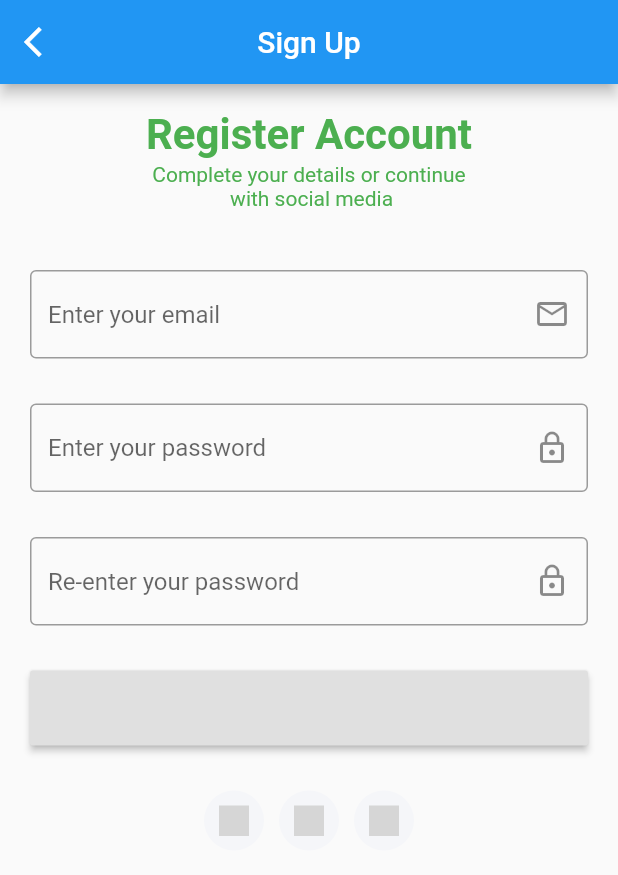
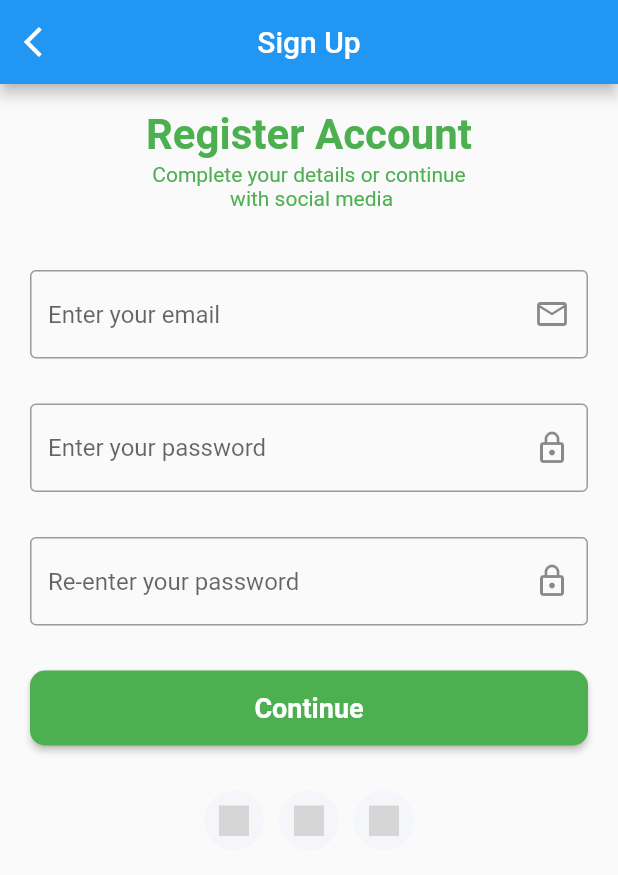
Before and after one commit to yangnguyenthuy/untitled, a Flutter app: the SignUpPage screen opened directly, on a phone screen of 412 x 824 dp. Shown: the top 875 px of the screen. Run offline on Flutter 3.47's test engine with Material 2 defaults, Android fonts, the phone set to English and light mode, and no system bars; our stand-ins replace convert, flutter_svg, flutter_tags, fluttertoast, shared_preferences; missing offline and left inert: dart:js; accounts and stored records are empty; grey boxes are pictures that could not be loaded.

Commit message:
1/4/2023

```diff
--- a/lib/main.dart
+++ b/lib/main.dart
@@ -1,6 +1,8 @@
 import 'package:flutter/material.dart';
+import 'package:untitled/cart/cartpage.dart';
 import 'package:untitled/detail/productpage.dart';
 import 'package:untitled/homepage/homepage.dart';
+import 'package:untitled/model/cart.dart';
 import 'package:untitled/signin/components/signin_form.dart';
 import 'package:untitled/signin/signinpage.dart';
 import 'package:untitled/splashpage.dart';
@@ -31,7 +33,7 @@ class MyApp extends StatelessWidget {
         // is not restarted.
         primarySwatch: Colors.blue,
       ),
-      home: HomePage(),//const MyHomePage(title: 'Flutter Demo Home Page'),
+      home: SignInPage(),//const MyHomePage(title: 'Flutter Demo Home Page'),
     );
   }
 }
--- a/lib/model/routes.dart
+++ b/lib/model/routes.dart
@@ -14,5 +14,5 @@ final Map<String, WidgetBuilder> routes = {
   SignUpPage.routeName: (context) => SignUpPage(),
   HomePage.routeName: (context) => HomePage(),
   ProductPage.routeName: (context) => ProductPage(),
-  //CartPa.routeName: (context) => SplashPage(),
+  CartPage.routeName: (context) => CartPage(),
 };
--- /dev/null
+++ b/lib/search/components/body.dart
@@ -0,0 +1,26 @@
+import 'package:flutter/material.dart';
+import 'package:flutter/cupertino.dart';
+import 'package:untitled/homepage/components/fragment/favorite_fragment.dart';
+import 'package:untitled/model/products.dart';
+import 'package:untitled/model/Utilities.dart';
+import 'package:flutter_tags/flutter_tags.dart';
+
+class Body extends StatefulWidget {
+  List<Products> dataProduct = <Products>[];
+
+  @override
+  State<Body> createState() => _BodyState();
+}
+
+class _BodyState extends State<Body> {
+  final GlobalKey<ScaffoldState> _scaffoldKey = new GlobalKey<ScaffoldState>();
+  List<String> _tags = [];
+  List<Products> products = Products.init();
+  List<Products> productsResult = <Products>[];
+  late TextEditingController textEditingController;
+
+  @override
+  Widget build(BuildContext context) {
+    return Container();
+  }
+}
--- a/lib/signup/components/signup_form.dart
+++ b/lib/signup/components/signup_form.dart
@@ -1,7 +1,7 @@
 import 'package:flutter/material.dart';
 import 'package:flutter/cupertino.dart';
-//import 'package:fluter_foodnow_app/model/user.darf';
-//import 'package:fluter_foodnow_app/model/utilities.darf';
+import 'package:untitled/model/user.dart';
+import 'package:untitled/model/Utilities.dart';
 import 'package:flutter_svg/svg.dart';
 import 'package:quiver/strings.dart';
 
@@ -16,14 +16,14 @@ class _SignUpFormState extends State<SignUpForm> {
   final password = TextEditingController();
   final conform = TextEditingController();
 
-  final _formKey = GlobalKey<FormState>;
-  var _passKey = GlobalKey<FormFieldState>;
+  final _formKey = GlobalKey<FormState>();
+  var _passKey = GlobalKey<FormFieldState>();
 
   @override
   Widget build(BuildContext context) {
 
     return Form(
-        //key: _formKey,
+        key: _formKey,
         child: Padding(
           padding: const EdgeInsets.all(10.0),
           child: Column(
@@ -40,14 +40,16 @@ class _SignUpFormState extends State<SignUpForm> {
                 width: MediaQuery.of(context).size.width,
                 child: RaisedButton(
                   onPressed: () {
-                    //if(_formKey.currentState.validate()){
-                      //Navigator.pop(context, User(username: email.text, password: conform.text))
-                  }
+                    if (_formKey.currentState!.validate()) {
+                      Navigator.pop(context,
+                          User(username: email.text, password: conform.text));
+                    }
+                  },
+                  shape: RoundedRectangleBorder(borderRadius: BorderRadius.circular(10),),
+                  color: Colors.green,
+                  child: Text("Continue", style: TextStyle(fontSize: 18, fontWeight: FontWeight.bold, color:Colors.white),),
                 ),
               ),
-              //shape: RoundedRectangleBorder(BorderRadius: BorderRadius.circular(10)),
-              //color: Colors.green,
-              //child: Text("Continue", style: TextStyle(fontSize: 18, fontWeight: FontWeight.bold, color:Colors.white),),),),
               SizedBox(height: 30,),
               Container(
                 width: MediaQuery.of(context).size.width,
@@ -103,10 +105,10 @@ TextFormField emailTextFormField() {
           floatingLabelBehavior: FloatingLabelBehavior.always,
           suffixIcon: Icon(Icons.email_outlined)
       ),
-      //validator: Utilities.validateEmail,
+      //validator: Utilities.validateEmail(),
       onSaved:(value){
         setState(() {
-            //email.text = value;
+            email.text = value.toString();
         });
       },
   );
@@ -114,7 +116,7 @@ TextFormField emailTextFormField() {
 
 TextFormField passwordTextFormField() {
   return TextFormField(
-      //key: _passKey,
+      key: _passKey,
       controller: password,
       obscureText: true,
       keyboardType: TextInputType.number,
@@ -125,7 +127,7 @@ TextFormField passwordTextFormField() {
         suffixIcon: Icon(Icons.lock_outline)
       ),
       validator: (passwordKey){
-        //return Utilities.validatePassword(passwordKey);
+        return Utilities.validatePassword(passwordKey.toString());
       }
   );
 }
@@ -142,12 +144,12 @@ TextFormField conformTextFormField() {
         suffixIcon: Icon(Icons.lock_outline)
     ),
     validator: (conformPassword) {
-      //var pass = _passKey.currentState.value;
-      //return Utilities.corformPassword(conformPassword, pass);
+      var pass = _passKey.currentState?.value;
+      return Utilities.conformPassword(conformPassword!, pass);
     },
     onSaved: (value){
       setState((){
-        //conform.text = value ;
+        conform.text = value.toString();
       });
 
     },
--- a/pubspec.yaml
+++ b/pubspec.yaml
@@ -27,6 +27,7 @@ environment:
 # the latest version available on pub.dev. To see which dependencies have newer
 # versions available, run `flutter pub outdated`.
 dependencies:
+  flutter_tags: ^0.4.9+1
   convert: ^3.0.0
   http: ^0.13.5
   quiver: ^3.2.1
```
Also changed, not shown: lib/cart/components/body.dart (+87 -0 lines), lib/search/searchpage.dart (added, +10 -0 lines), lib/signin/components/signin_form.dart (+16 -15 lines), pubspec.lock.
